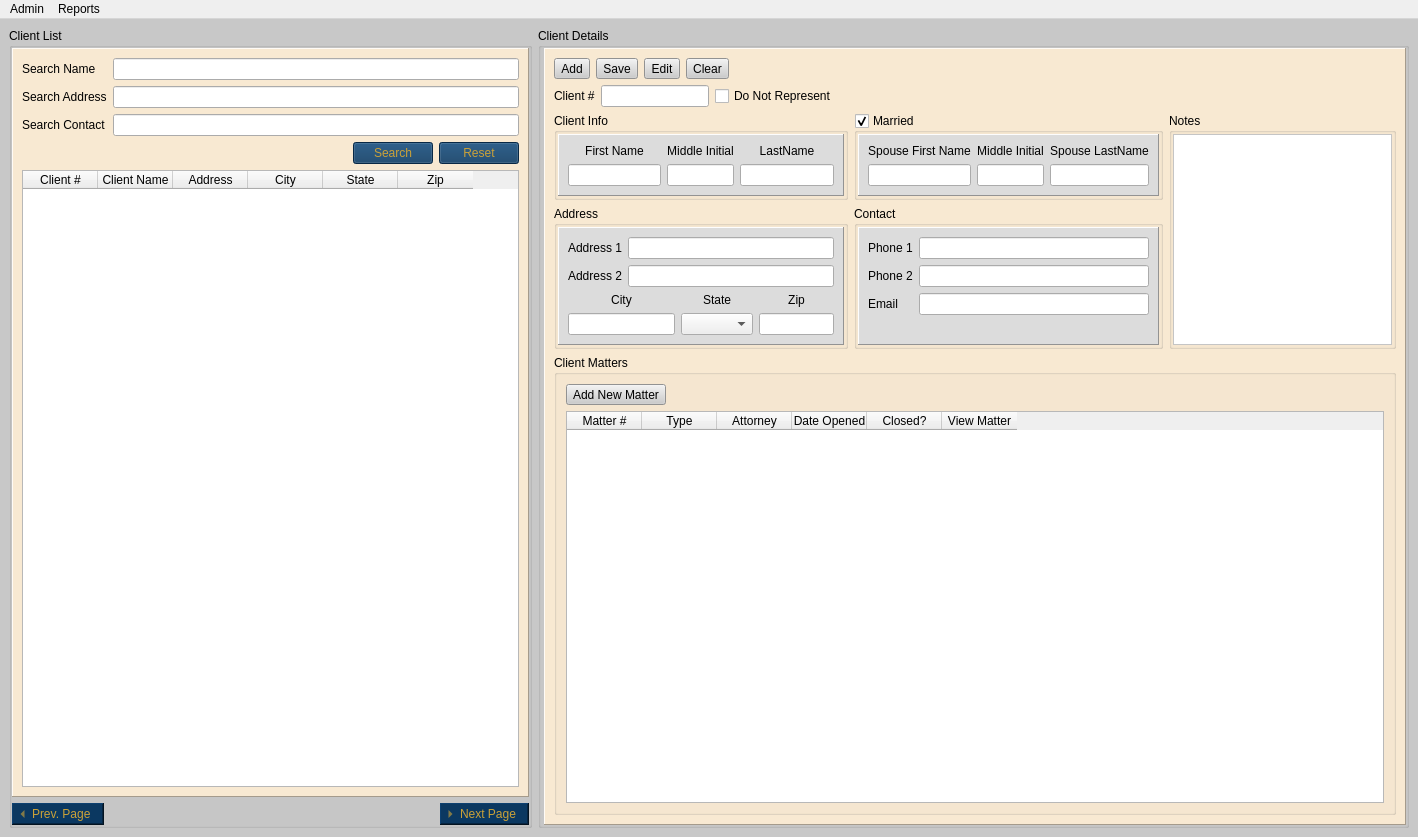
dominict/Rudy, file UI/MainWindow.ui: the form before one commit.
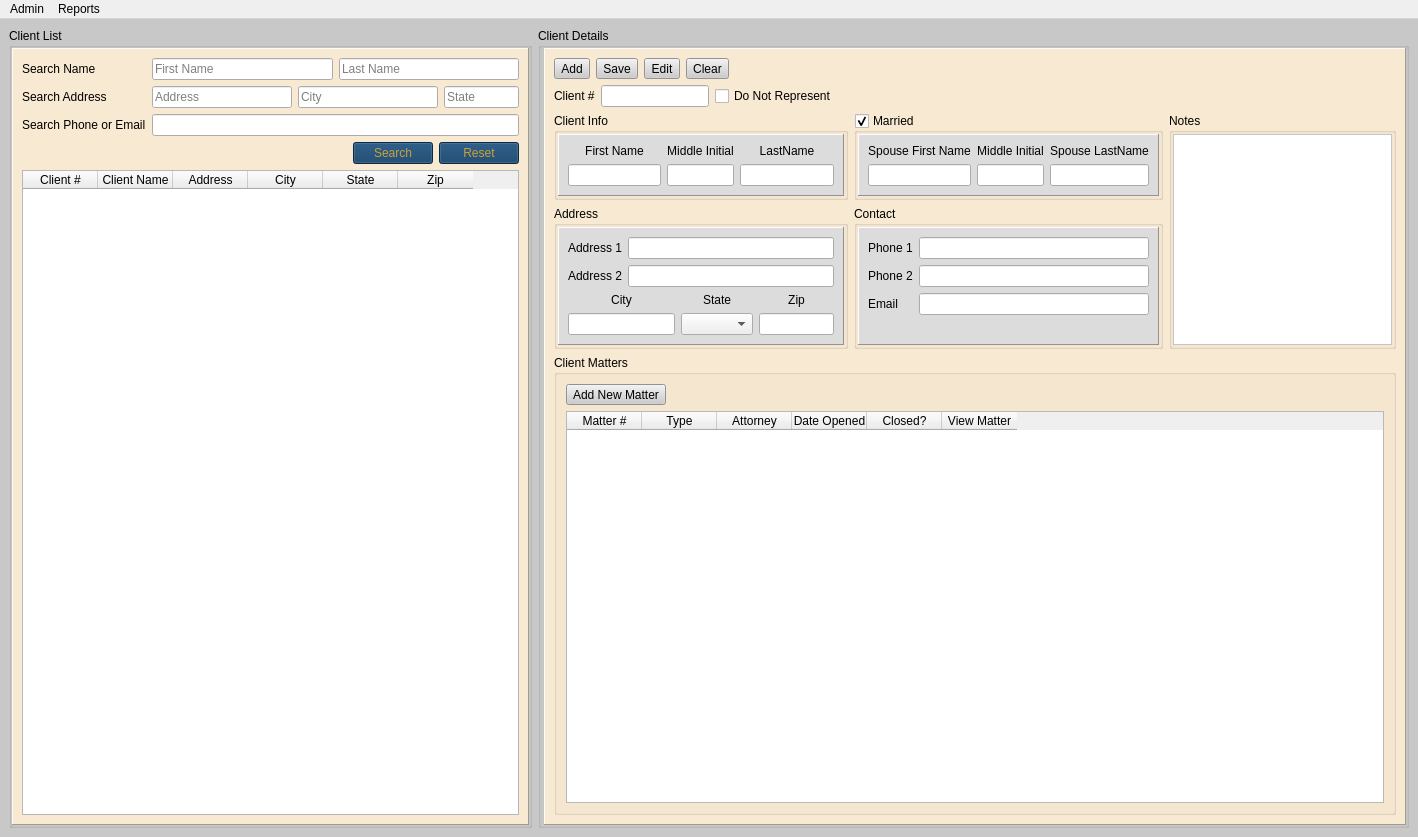
The form after the commit. Icons and pictures are not drawn.

```diff
--- a/UI/MainWindow.ui
+++ b/UI/MainWindow.ui
@@ -104,9 +104,6 @@
               </property>
              </widget>
             </item>
-            <item row="0" column="1">
-             <widget class="QLineEdit" name="searchNames"/>
-            </item>
             <item row="1" column="0">
              <widget class="QLabel" name="label_2">
               <property name="text">
@@ -114,13 +111,10 @@
               </property>
              </widget>
             </item>
-            <item row="1" column="1">
-             <widget class="QLineEdit" name="searchAddress"/>
-            </item>
             <item row="2" column="0">
              <widget class="QLabel" name="label_3">
               <property name="text">
-               <string>Search Contact</string>
+               <string>Search Phone or Email</string>
               </property>
              </widget>
             </item>
@@ -158,6 +152,61 @@
               </item>
              </layout>
             </item>
+            <item row="0" column="1">
+             <layout class="QHBoxLayout" name="horizontalLayout_7">
+              <item>
+               <widget class="QLineEdit" name="searchFirst">
+                <property name="placeholderText">
+                 <string>First Name</string>
+                </property>
+               </widget>
+              </item>
+              <item>
+               <widget class="QLineEdit" name="searchLast">
+                <property name="placeholderText">
+                 <string>Last Name</string>
+                </property>
+               </widget>
+              </item>
+             </layout>
+            </item>
+            <item row="1" column="1">
+             <layout class="QGridLayout" name="gridLayout_10">
+              <item row="0" column="0">
+               <widget class="QLineEdit" name="searchAddr">
+                <property name="placeholderText">
+                 <string>Address</string>
+                </property>
+               </widget>
+              </item>
+              <item row="0" column="2">
+               <widget class="QLineEdit" name="searchState">
+                <property name="maximumSize">
+                 <size>
+                  <width>75</width>
+                  <height>16777215</height>
+                 </size>
+                </property>
+                <property name="placeholderText">
+                 <string>State</string>
+                </property>
+               </widget>
+              </item>
+              <item row="0" column="1">
+               <widget class="QLineEdit" name="searchCity">
+                <property name="maximumSize">
+                 <size>
+                  <width>16777215</width>
+                  <height>16777215</height>
+                 </size>
+                </property>
+                <property name="placeholderText">
+                 <string>City</string>
+                </property>
+               </widget>
+              </item>
+             </layout>
+            </item>
            </layout>
           </item>
           <item>
@@ -200,61 +249,6 @@
          </layout>
         </widget>
        </item>
-       <item>
-        <layout class="QHBoxLayout" name="horizontalLayout_2">
-         <item>
-          <widget class="QToolButton" name="prevPage">
-           <property name="text">
-            <string>Prev. Page</string>
-           </property>
-           <property name="iconSize">
-            <size>
-             <width>15</width>
-             <height>15</height>
-            </size>
-           </property>
-           <property name="toolButtonStyle">
-            <enum>Qt::ToolButtonTextBesideIcon</enum>
-           </property>
-           <property name="arrowType">
-            <enum>Qt::LeftArrow</enum>
-           </property>
-          </widget>
-         </item>
-         <item>
-          <spacer name="horizontalSpacer">
-           <property name="orientation">
-            <enum>Qt::Horizontal</enum>
-           </property>
-           <property name="sizeHint" stdset="0">
-            <size>
-             <width>40</width>
-             <height>20</height>
-            </size>
-           </property>
-          </spacer>
-         </item>
-         <item>
-          <widget class="QToolButton" name="nextPage">
-           <property name="text">
-            <string>Next Page</string>
-           </property>
-           <property name="iconSize">
-            <size>
-             <width>15</width>
-             <height>15</height>
-            </size>
-           </property>
-           <property name="toolButtonStyle">
-            <enum>Qt::ToolButtonTextBesideIcon</enum>
-           </property>
-           <property name="arrowType">
-            <enum>Qt::RightArrow</enum>
-           </property>
-          </widget>
-         </item>
-        </layout>
-       </item>
       </layout>
      </widget>
     </item>
```
Left out of the diff: 10 changed lines with no effect on the pictures.
